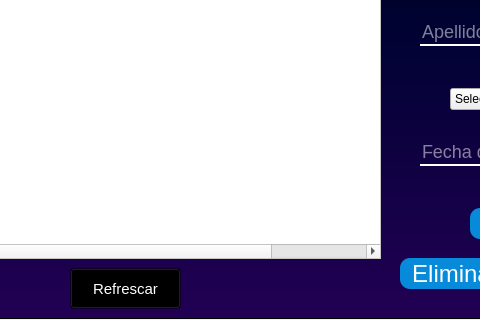
Alonsou29/bibliotknew, file frames/panel.ui: the form before one commit; both pictures show x 140 to 620 and y 280 to 600 of the 800 by 600 pixel window.
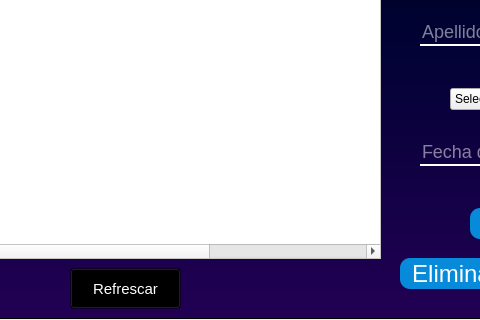
The form after the commit. The open tabs and pages were chosen to show the change. Icons and pictures are not drawn.

Commit message: Correcion de errores y funcion modificar

```diff
--- a/frames/panel.ui
+++ b/frames/panel.ui
@@ -997,6 +997,11 @@
          <string>Fecha de N.</string>
         </property>
        </column>
+       <column>
+        <property name="text">
+         <string>Estatus</string>
+        </property>
+       </column>
       </widget>
       <widget class="QLineEdit" name="lineEdit_4">
        <property name="enabled">
```
Left out of the diff: 16 changed lines with no effect on the pictures. The commit also changes 2 other files.
